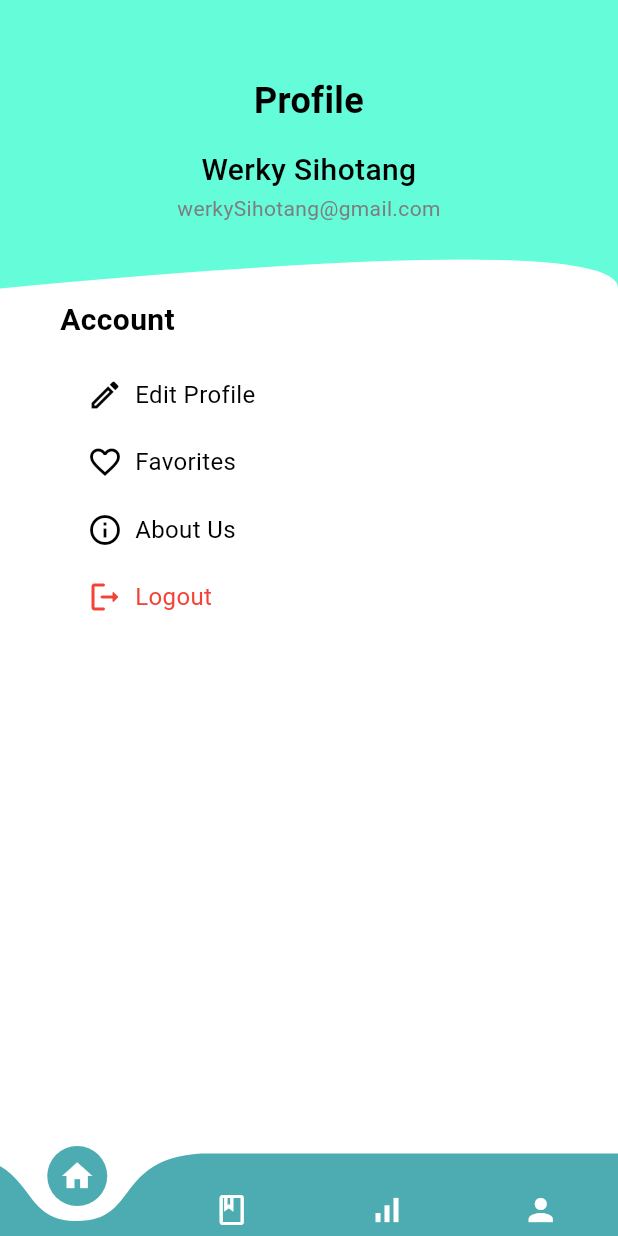
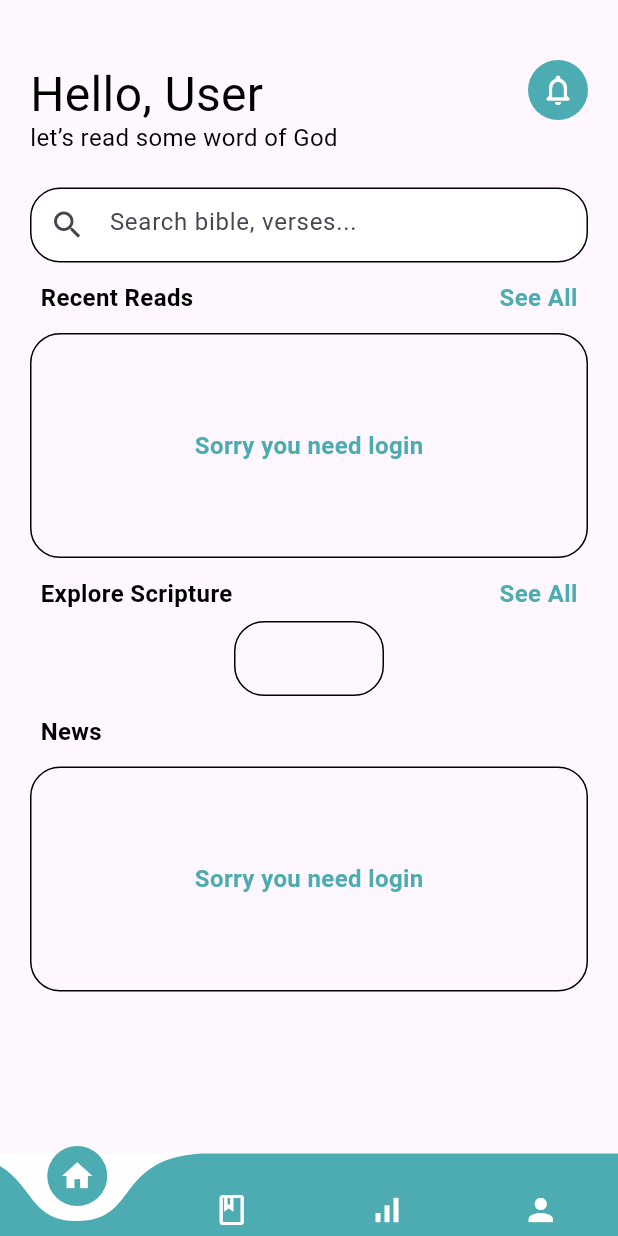
Before and after one commit to velmanharefa/KitabSuci, a Flutter app: the screen it shows after launch, on a phone screen of 412 x 824 dp. Run offline on Flutter 3.47's test engine with Material 3 defaults, Android fonts, the phone set to English and light mode, and no system bars; drawn by our look-alikes of curved_navigation_bar.

```diff
--- a/kitab_suci/lib/main.dart
+++ b/kitab_suci/lib/main.dart
@@ -5,6 +5,7 @@ import 'package:kitab_suci/screen/editProfil.dart';
 import 'package:kitab_suci/screen/introPage.dart';
 import 'package:kitab_suci/screen/introPage2.dart';
 import 'package:kitab_suci/screen/loginPage.dart';
+import 'package:kitab_suci/screen/navbar.dart';
 import 'package:kitab_suci/screen/splashscreen.dart';
 import 'package:kitab_suci/screen/homePage.dart';
 
@@ -22,7 +23,7 @@ class MyApp extends StatelessWidget {
       debugShowCheckedModeBanner: false,
       title: 'Flutter Demo',
       theme: ThemeData(colorScheme: ColorScheme.fromSeed(seedColor: Colors.deepPurple),useMaterial3: true,),
-      home: accountPage(),
+      home: NavBar(),
     );
   }
 }
--- a/kitab_suci/lib/screen/intropage3.dart
+++ b/kitab_suci/lib/screen/intropage3.dart
@@ -2,6 +2,7 @@ import 'package:flutter/material.dart';
 import 'package:kitab_suci/screen/homePage.dart';
 import 'package:kitab_suci/screen/introPage2.dart';
 import 'package:kitab_suci/screen/loginPage.dart';
+import 'package:kitab_suci/screen/navbar.dart';
 import 'package:kitab_suci/screen/signUpPage.dart';
 
 
@@ -16,7 +17,7 @@ class introPage3 extends StatefulWidget {
 class _introPage3State extends State<introPage3> {
   void _start() {
     Navigator.push(
-      context, MaterialPageRoute(builder: (context) => const homePage()));
+      context, MaterialPageRoute(builder: (context) => const NavBar()));
   }
 
 
--- /dev/null
+++ b/kitab_suci/lib/screen/navbar.dart
@@ -0,0 +1,469 @@
+import 'package:flutter/material.dart';
+import 'package:kitab_suci/screen/loginPage.dart';
+import 'package:kitab_suci/screen/editProfil.dart';
+import 'package:curved_navigation_bar/curved_navigation_bar.dart';
+
+class NavBar extends StatefulWidget {
+  const NavBar({Key? key}) : super(key: key);
+
+  @override
+  State<NavBar> createState() => _NavBarState();
+}
+
+class _NavBarState extends State<NavBar> {
+  void _notification() {
+    Navigator.push(
+        context, MaterialPageRoute(builder: (context) => const loginPage()));
+  }
+
+  int _currentIndex = 0;
+
+  @override
+  Widget build(BuildContext context) {
+    return Scaffold(
+      body: Stack(
+        children: [
+          _buildBody(),
+          Align(
+            alignment: Alignment.bottomCenter,
+            child: CurvedNavigationBar(
+              height: 55,
+              backgroundColor: Colors.white,
+              color: Color(0xFF4DACB2),
+              animationDuration: Duration(milliseconds: 300),
+              index: _currentIndex,
+              onTap: (int newIndex) {
+                setState(() {
+                  _currentIndex = newIndex;
+                });
+              },
+              // items: [
+              //   Icon(Icons.home, size: 30),
+              //   Icon(Icons.menu, size: 30),
+              //   Icon(Icons.person, size: 30),
+              // ],
+              items: [
+                Icon(
+                  Icons.home,
+                  color: Colors.white,
+                ),
+                Icon(
+                  Icons.book_outlined,
+                  color: Colors.white,
+                ),
+                Icon(
+                  Icons.signal_cellular_alt_outlined,
+                  color: Colors.white,
+                ),
+                Icon(
+                  Icons.person,
+                  color: Colors.white,
+                ),
+              ]
+            ),
+          ),
+        ],
+      ),
+    );
+  }
+
+  Widget _buildBody() {
+    switch (_currentIndex) {
+      case 0:
+        return Center(
+          child: Padding(
+        padding: const EdgeInsets.symmetric(vertical:  10, horizontal: 20),
+        child: Column(
+          // mainAxisAlignment: MainAxisAlignment.center,
+          children: <Widget>[
+            SizedBox(height: 30),
+
+            Container(
+              width: 500,
+              height: 40,
+              // decoration: BoxDecoration(
+              //   border: Border.all(
+              //     color: Colors.black,
+              //     width: 2,
+              //   )
+              // ),
+              child: Row(
+                // crossAxisAlignment: CrossAxisAlignment.start,
+                mainAxisAlignment: MainAxisAlignment.spaceBetween,
+                children: [
+
+                  InkWell(
+                    child: Text(
+                      'Hello, User',
+                    style: TextStyle(
+                      fontSize: 32,
+                      color: Color(0xff000000)
+                    ),
+                    ),
+                  ),
+
+                  GestureDetector(
+                    onTap: _notification,
+                    child: Container(
+                      width: 40,
+                      height: 40,
+                      decoration: BoxDecoration(
+                        shape: BoxShape.circle,
+                        color: Color(0xFF4DACB2),
+                        // color: Colors.grey[200],
+                      ),
+                      child: Icon(Icons.notifications_none_rounded, color: Colors.white),
+                    ),
+                  ),
+                ],
+              ),
+            ),
+
+            Container(
+              width: 500,
+              height: 25,
+              // decoration: BoxDecoration(
+              //   border: Border.all(
+              //     color: Colors.black,
+              //     width: 2,
+              //   )
+              // ),
+              child: Text(
+                'let’s read some word of God',
+                style: TextStyle(
+                  fontSize: 16,
+                  color: Color(0xff000000)
+                ),
+              ),
+            ),
+
+            SizedBox(height: 20),
+
+            Container(
+              alignment: Alignment.center,
+              height: 50,
+              decoration: BoxDecoration(
+                color: Colors.white,
+                borderRadius: BorderRadius.circular(20.0),
+                border: Border.all(
+                  color: Colors.black,
+                  width: 1,
+                ),
+              ),
+              child: TextFormField(
+
+                decoration: InputDecoration(
+                  // https://www.youtube.com/watch?v=yumtaMvUnC8&ab_channel=TheTechBrothers
+                  hintText: 'Search bible, verses...',
+                  // fillColor: Colors.black,
+                  border: InputBorder.none,
+                  // border: const OutlineInputBorder(),
+                  contentPadding: EdgeInsets.all(14),
+                  prefixIcon: Icon(Icons.search),
+                ),
+              ),
+            ),
+
+            SizedBox(height: 5),
+
+            Container(
+              padding: EdgeInsets.all(7.0),
+              // decoration: BoxDecoration(
+              //   border: Border.all(
+              //     color: Colors.black,
+              //     width: 2,
+              //   )
+              // ),
+              child: Row(
+                mainAxisAlignment: MainAxisAlignment.spaceBetween,
+
+                children: [
+                  InkWell(
+                    child: const Text(
+                      'Recent Reads',
+                      style: TextStyle(
+                        color: Color(0xFF000000),
+                        fontSize: 16,
+                        fontWeight: FontWeight.bold,
+                      ),
+                    ),
+                    // onTap: (){
+                    //   Navigator.push(
+                    //     context,
+                    //     MaterialPageRoute(
+                    //       builder: (context) => const loginPage()));
+                    // },
+                  ),
+
+                  InkWell(
+                    child: const Text(
+                      'See All',
+                      style: TextStyle(
+                        color: Color(0xFF4DACB2),
+                        fontSize: 16,
+                        fontWeight: FontWeight.bold,
+                      ),
+                    ),
+                    // onTap: (){
+                    //   Navigator.push(
+                    //     context,
+                    //     MaterialPageRoute(
+                    //       builder: (context) => const loginPage()));
+                    // },
+                  ),
+                ],
+              ),
+            ),
+
+            SizedBox(height: 5),
+
+            Container(
+              child: InkWell(
+                onTap: () {
+                  Navigator.push(
+                    context,
+                    MaterialPageRoute(builder: (context) => loginPage()),
+                  );
+                },
+                child: Container(
+                  height: 150,
+                  decoration: BoxDecoration(
+                    borderRadius: BorderRadius.circular(20.0),
+                    border: Border.all(
+                      color: Colors.black,
+                      width: 1,
+                    ),
+                  ),
+                  child: Center(
+                    child: Text(
+                      'Sorry you need login',
+                      style: TextStyle(
+                        color: Color(0xFF4DACB2),
+                        fontSize: 16,
+                        fontWeight: FontWeight.bold,
+                      ),
+                    ),
+                  ),
+                ),
+              ),
+            ),
+
+            SizedBox(height: 5),
+
+            Container(
+              padding: EdgeInsets.all(7.0),
+              // decoration: BoxDecoration(
+              //   border: Border.all(
+              //     color: Colors.black,
+              //     width: 2,
+              //   )
+              // ),
+              child: Row(
+                mainAxisAlignment: MainAxisAlignment.spaceBetween,
+
+                children: [
+                  InkWell(
+                    child: const Text(
+                      'Explore Scripture',
+                      style: TextStyle(
+                        color: Color(0xFF000000),
+                        fontSize: 16,
+                        fontWeight: FontWeight.bold,
+                      ),
+                    ),
+                    // onTap: (){
+                    //   Navigator.push(
+                    //     context,
+                    //     MaterialPageRoute(
+                    //       builder: (context) => const loginPage()));
+                    // },
+                  ),
+
+                  InkWell(
+                    child: const Text(
+                      'See All',
+                      style: TextStyle(
+                        color: Color(0xFF4DACB2),
+                        fontSize: 16,
+                        fontWeight: FontWeight.bold,
+                      ),
+                    ),
+                    // onTap: (){
+                    //   Navigator.push(
+                    //     context,
+                    //     MaterialPageRoute(
+                    //       builder: (context) => const loginPage()));
+                    // },
+                  ),
+                ],
+              ),
+            ),
+
+            Container(
+
+              height: 50,
+              width: 100,
+              decoration: BoxDecoration(
+                borderRadius: BorderRadius.circular(20.0),
+                border : Border.all(
+                  color: Colors.black,
+                  width: 1,
+                )
+              ),
+            ),
+
+            SizedBox(height: 5),
+
+            Container(
+              padding: EdgeInsets.all(7.0),
+              // decoration: BoxDecoration(
+              //   border: Border.all(
+              //     color: Colors.black,
+              //     width: 2,
+              //   )
+              // ),
+              child: Row(
+                mainAxisAlignment: MainAxisAlignment.spaceBetween,
+
+                children: [
+                  InkWell(
+                    child: const Text(
+                      'News',
+                      style: TextStyle(
+                        color: Color(0xFF000000),
+                        fontSize: 16,
+                        fontWeight: FontWeight.bold,
+                      ),
+                    ),
+                    // onTap: (){
+                    //   Navigator.push(
+                    //     context,
+                    //     MaterialPageRoute(
+                    //       builder: (context) => const loginPage()));
+                    // },
+                  ),
+                ],
+              ),
+            ),
+
+
+            SizedBox(height: 5),
+
+            Container(
+              child: InkWell(
+                onTap: () {
+                  Navigator.push(
+                    context,
+                    MaterialPageRoute(builder: (context) => editProfil()),
+                  );
+                },
+                child: Container(
+                  height: 150,
+                  decoration: BoxDecoration(
+                    borderRadius: BorderRadius.circular(20.0),
+                    border: Border.all(
+                      color: Colors.black,
+                      width: 1,
+                    ),
+                  ),
+                  child: Center(
+                    child: Text(
+                      'Sorry you need login',
+                      style: TextStyle(
+                        color: Color(0xFF4DACB2),
+                        fontSize: 16,
+                        fontWeight: FontWeight.bold,
+                      ),
+                    ),
+                  ),
+                ),
+            ),
+              // child: Row(
+              //   mainAxisAlignment: MainAxisAlignment.center,
+
+              //   children: [
+              //     InkWell(
+              //       child: const Text(
+              //         'Sorry you need login',
+              //         style: TextStyle(
+              //           color: Color(0xFF4DACB2),
+              //           fontSize: 16,
+              //           fontWeight: FontWeight.bold,
+              //         ),
+              //       ),
+              //       onTap: (){
+              //         Navigator.push(
+              //           context,
+              //           MaterialPageRoute(
+              //             builder: (context) => const loginPage()));
+              //       },
+              //     ),
+              //   ],
+              // ),
+            ),
+
+
+
+          ],
+        ),
+      ),
+
+        );
+      case 1:
+        return Center(
+          child: Column(
+            mainAxisAlignment: MainAxisAlignment.center,
+            children: [
+              Text('Menu Content'),
+              // Add your additional content here
+              // For example, you can add more Text widgets, images, etc.
+            ],
+          ),
+        );
+      case 2:
+        return Center(
+          child: Text('Home Content'),
+        );
+      case 3:
+        return Center(
+          child: Text('Home Content'),
+        );
+      default:
+        return Container(); // Return an empty container for unexpected index
+    }
+  }
+}
+
+class BluePainter extends CustomPainter {
+  @override
+  void paint(Canvas canvas, Size size) {
+    final height = size.height;
+    final width = size.width;
+    Paint paint = Paint();
+
+    Path mainBackground = Path();
+    mainBackground.addRect(Rect.fromLTRB(0, 0, width, height));
+    paint.color = Colors.white;
+    canvas.drawPath(mainBackground, paint);
+
+  Path ovalPath = Path();
+    ovalPath.moveTo(0, 0);
+
+    ovalPath.quadraticBezierTo(
+        0, height*0.3, 0,height*0.25);
+    ovalPath.quadraticBezierTo(
+        width, height*0.2, width,height*0.25);
+
+    ovalPath.lineTo(width,0);
+
+    ovalPath.close();
+
+    paint.color = Color(0xFF64FCD9);
+    canvas.drawPath(ovalPath, paint);
+  }
+
+  @override
+  bool shouldRepaint(CustomPainter oldDelegate) {
+    return oldDelegate != this;
+  }
+}
```
